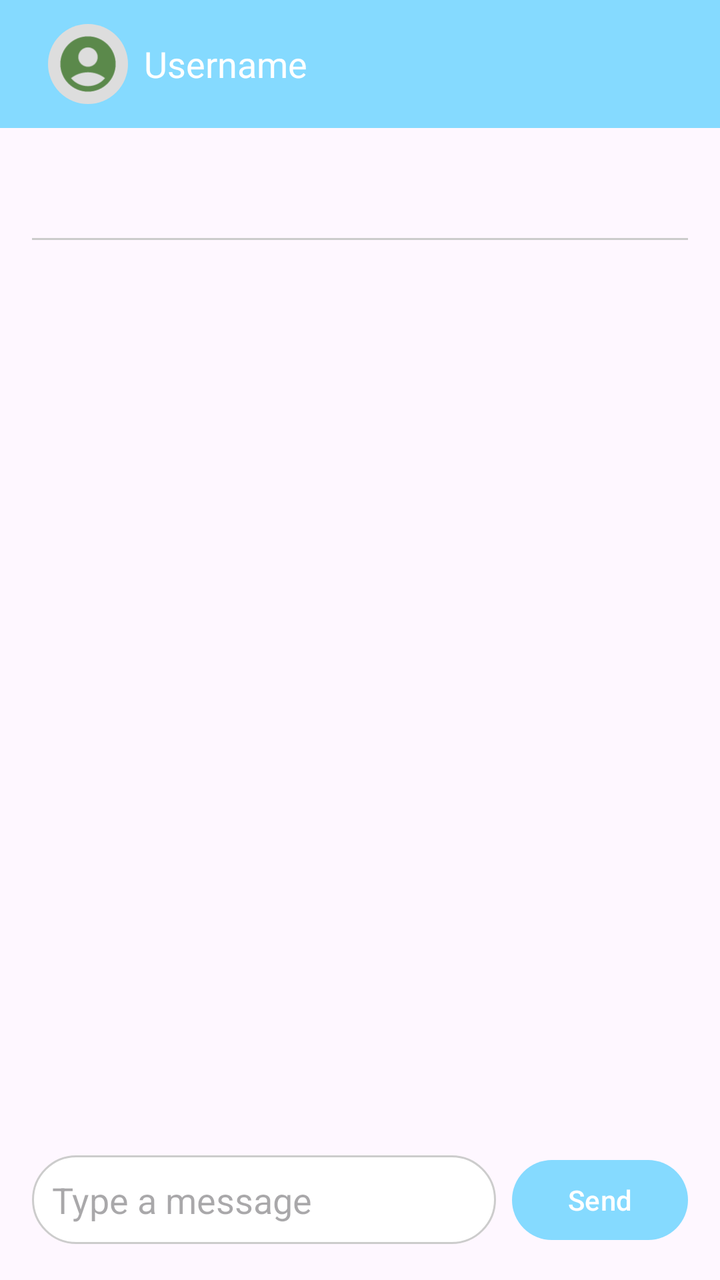
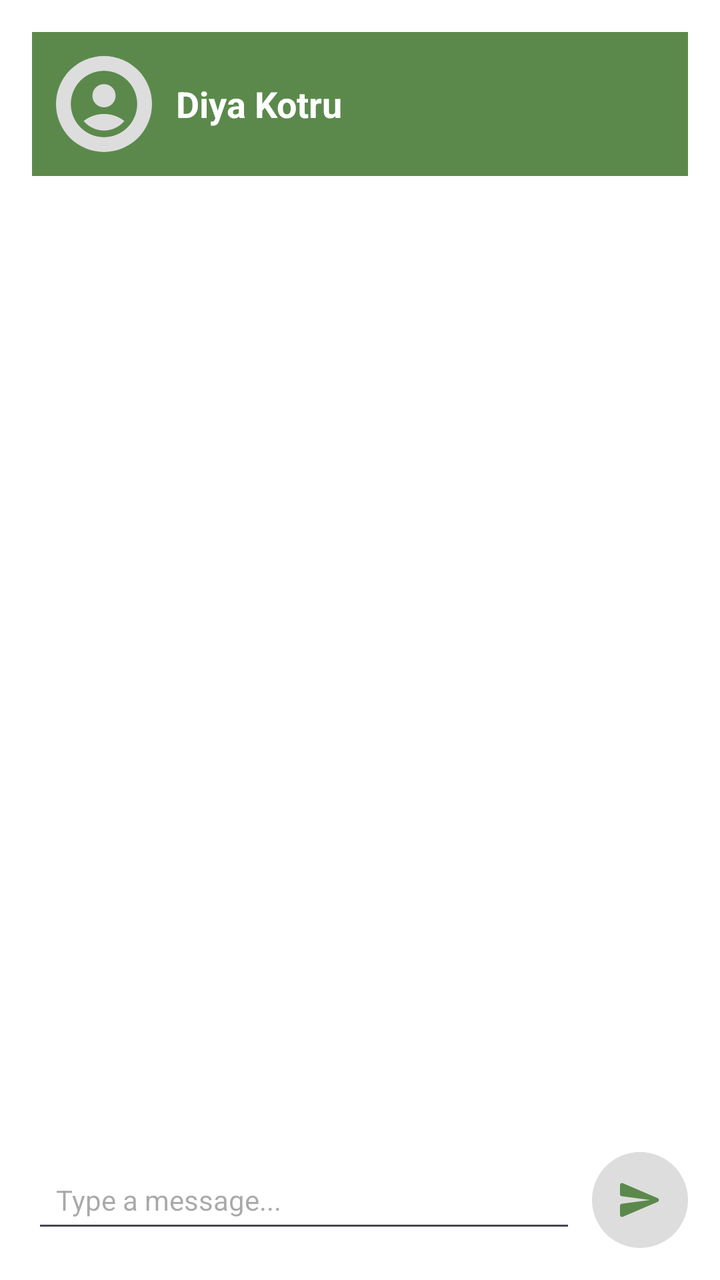

An Android layout rendered at two revisions. The XML below is the earlier revision; the diff shows what the commit changed to produce the second picture.
<!-- AndroidManifest.xml: application theme Theme.IG_Connect -->
<!-- res/layout/activity_chat.xml -->
<?xml version="1.0" encoding="utf-8"?>
<LinearLayout
    xmlns:android="http://schemas.android.com/apk/res/android"
    xmlns:app="http://schemas.android.com/apk/res-auto"
    android:orientation="vertical"
    android:layout_width="match_parent"
    android:layout_height="match_parent">

    <androidx.appcompat.widget.Toolbar
        android:id="@+id/toolbar"
        android:layout_width="match_parent"
        android:layout_height="?attr/actionBarSize"
        android:background="?attr/colorPrimary"
        app:title=""
        app:popupTheme="@style/ThemeOverlay.AppCompat.Light">

        <LinearLayout
            android:layout_width="wrap_content"
            android:layout_height="match_parent"
            android:orientation="horizontal"
            android:gravity="center_vertical">

            <ImageView
                android:id="@+id/toolbarProfileImage"
                android:layout_width="40dp"
                android:layout_height="40dp"
                android:layout_marginStart="8dp"
                android:src="@drawable/ic_profile_placeholder"
                android:scaleType="centerCrop"
                android:background="@drawable/circle_background"/>

            <TextView
                android:id="@+id/toolbarName"
                android:layout_width="wrap_content"
                android:layout_height="wrap_content"
                android:text="Username"
                android:textColor="@android:color/white"
                android:textSize="18sp"
                android:layout_marginStart="8dp"
                android:ellipsize="end"
                android:maxLines="1"/>
        </LinearLayout>

    </androidx.appcompat.widget.Toolbar>

    
    <LinearLayout
        android:orientation="vertical"
        android:padding="16dp"
        android:layout_width="match_parent"
        android:layout_height="match_parent">

        
        <TextView
            android:id="@+id/textViewUserName"
            android:textSize="20sp"
            android:textStyle="bold"
            android:layout_width="wrap_content"
            android:layout_height="wrap_content"/>

        
        <View
            android:layout_width="match_parent"
            android:layout_height="1dp"
            android:background="#CCCCCC"
            android:layout_marginTop="12dp"
            android:layout_marginBottom="12dp"/>

        
        <androidx.recyclerview.widget.RecyclerView
            android:id="@+id/recyclerViewMessages"
            android:layout_width="match_parent"
            android:layout_height="0dp"
            android:layout_weight="1"/>

        
        <LinearLayout
            android:layout_width="match_parent"
            android:layout_height="wrap_content"
            android:orientation="horizontal"
            android:paddingTop="8dp"
            android:gravity="center_vertical">

            <EditText
                android:id="@+id/editTextMessage"
                android:layout_width="0dp"
                android:layout_height="wrap_content"
                android:layout_weight="1"
                android:hint="Type a message"
                android:background="@drawable/edittext_background"
                android:padding="10dp"/>

            <Button
                android:id="@+id/buttonSend"
                android:layout_width="wrap_content"
                android:layout_height="wrap_content"
                android:text="Send"
                android:layout_marginStart="8dp"/>
        </LinearLayout>

    </LinearLayout>

</LinearLayout>
<!-- resources referenced by this layout -->
<resources>
  <!-- drawable circle_background (drawable) -->
  <shape xmlns:android="http://schemas.android.com/apk/res/android"
      android:shape="oval">
      <solid android:color="#DDDDDD"/>
  </shape>
  <!-- drawable edittext_background (drawable) -->
  <?xml version="1.0" encoding="utf-8"?>
  <shape xmlns:android="http://schemas.android.com/apk/res/android"
      android:shape="rectangle">
      <solid android:color="#FFFFFF" />
      <corners android:radius="24dp"/>
      <stroke android:width="1dp" android:color="#CCCCCC"/>
  </shape>
  <!-- drawable ic_profile_placeholder (drawable) -->
  <vector xmlns:android="http://schemas.android.com/apk/res/android"
      android:width="108dp"
      android:height="108dp"
      android:viewportWidth="24"
      android:viewportHeight="24"
      android:tint="#5B894B">
  
      <group
          android:scaleX="0.8294"
          android:scaleY="0.8294"
          android:translateX="2.0472"
          android:translateY="2.0472">
          <path
              android:fillColor="@android:color/white"
              android:pathData="M12,2C6.48,2 2,6.48 2,12s4.48,10 10,10s10,-4.48 10,-10S17.52,2 12,2zM12,6c1.93,0 3.5,1.57 3.5,3.5S13.93,13 12,13s-3.5,-1.57 -3.5,-3.5S10.07,6 12,6zM12,20c-2.03,0 -4.43,-0.82 -6.14,-2.88C7.55,15.8 9.68,15 12,15s4.45,0.8 6.14,2.12C16.43,19.18 14.03,20 12,20z"/>
      </group>
  </vector>
  <style name="Theme.IG_Connect" parent="Base.Theme.IG_Connect" />
  <style name="Base.Theme.IG_Connect" parent="Theme.Material3.Light.NoActionBar">
          <item name="colorPrimary">@color/blue</item>
          <item name="colorPrimaryVariant">@color/blue</item>
          <item name="android:statusBarColor">@color/blue</item>
      </style>
  <color name="blue">#85DAFF</color>
</resources>

<!-- the commit's change to res/layout/activity_chat.xml (unified diff, before → after) -->
@@ -1,103 +1,89 @@
 <?xml version="1.0" encoding="utf-8"?>
 <LinearLayout
     xmlns:android="http://schemas.android.com/apk/res/android"
-    xmlns:app="http://schemas.android.com/apk/res-auto"
+    android:layout_width="match_parent"
+    android:layout_height="match_parent"
     android:orientation="vertical"
-    android:layout_width="match_parent"
-    android:layout_height="match_parent">
-
-    <androidx.appcompat.widget.Toolbar
-        android:id="@+id/toolbar"
-        android:layout_width="match_parent"
-        android:layout_height="?attr/actionBarSize"
-        android:background="?attr/colorPrimary"
-        app:title=""
-        app:popupTheme="@style/ThemeOverlay.AppCompat.Light">
-
-        <LinearLayout
-            android:layout_width="wrap_content"
-            android:layout_height="match_parent"
-            android:orientation="horizontal"
-            android:gravity="center_vertical">
-
-            <ImageView
-                android:id="@+id/toolbarProfileImage"
-                android:layout_width="40dp"
-                android:layout_height="40dp"
-                android:layout_marginStart="8dp"
-                android:src="@drawable/ic_profile_placeholder"
-                android:scaleType="centerCrop"
-                android:background="@drawable/circle_background"/>
-
-            <TextView
-                android:id="@+id/toolbarName"
-                android:layout_width="wrap_content"
-                android:layout_height="wrap_content"
-                android:text="Username"
-                android:textColor="@android:color/white"
-                android:textSize="18sp"
-                android:layout_marginStart="8dp"
-                android:ellipsize="end"
-                android:maxLines="1"/>
-        </LinearLayout>
-
-    </androidx.appcompat.widget.Toolbar>
+    android:padding="16dp"
+    android:background="@android:color/white">
 
     
     <LinearLayout
-        android:orientation="vertical"
-        android:padding="16dp"
         android:layout_width="match_parent"
-        android:layout_height="match_parent">
+        android:layout_height="wrap_content"
+        android:orientation="horizontal"
+        android:gravity="center_vertical"
+        android:paddingBottom="12dp"
+        android:background="@color/custom_green"
+        android:padding="12dp">
+
+        
+        <ImageView
+            android:id="@+id/profileImageChat"
+            android:layout_width="48dp"
+            android:layout_height="48dp"
+            android:layout_marginEnd="12dp"
+            android:scaleType="centerCrop"
+            android:src="@drawable/ic_profile_placeholder"
+            android:contentDescription="User Profile Image"
+            android:background="@drawable/circle_background"/>
 
         
         <TextView
-            android:id="@+id/textViewUserName"
-            android:textSize="20sp"
+            android:id="@+id/chatHeader"
+            android:layout_width="wrap_content"
+            android:layout_height="wrap_content"
+            android:text="Diya Kotru"
+            android:textSize="18sp"
+            android:textColor="@android:color/white"
             android:textStyle="bold"
-            android:layout_width="wrap_content"
-            android:layout_height="wrap_content"/>
+            android:layout_gravity="center_vertical"/>
+    </LinearLayout>
+
+    
+    <androidx.recyclerview.widget.RecyclerView
+        android:id="@+id/recyclerViewMessages"
+        android:layout_width="match_parent"
+        android:layout_height="0dp"
+        android:layout_marginBottom="8dp"
+        android:layout_weight="1"
+        android:paddingTop="8dp"/>
+
+    
+    <LinearLayout
+        android:layout_width="match_parent"
+        android:layout_height="wrap_content"
+        android:orientation="horizontal"
+        android:gravity="center_vertical"
+        android:paddingTop="8dp"
+        android:background="@android:color/white">
 
         
-        <View
-            android:layout_width="match_parent"
-            android:layout_height="1dp"
-            android:background="#CCCCCC"
-            android:layout_marginTop="12dp"
-            android:layout_marginBottom="12dp"/>
+        <EditText
+            android:id="@+id/messageInput"
+            android:layout_width="0dp"
+            android:layout_height="wrap_content"
+            android:layout_weight="1"
+            android:hint="Type a message..."
+            android:padding="12dp"
+            android:textColor="#000000"
+            android:inputType="text"
+            android:maxLines="1"
+            android:textSize="14sp"
+            android:lineSpacingExtra="4dp"/>
 
         
-        <androidx.recyclerview.widget.RecyclerView
-            android:id="@+id/recyclerViewMessages"
-            android:layout_width="match_parent"
-            android:layout_height="0dp"
-            android:layout_weight="1"/>
-
-        
-        <LinearLayout
-            android:layout_width="match_parent"
-            android:layout_height="wrap_content"
-            android:orientation="horizontal"
-            android:paddingTop="8dp"
-            android:gravity="center_vertical">
-
-            <EditText
-                android:id="@+id/editTextMessage"
-                android:layout_width="0dp"
-                android:layout_height="wrap_content"
-                android:layout_weight="1"
-                android:hint="Type a message"
-                android:background="@drawable/edittext_background"
-                android:padding="10dp"/>
-
-            <Button
-                android:id="@+id/buttonSend"
-                android:layout_width="wrap_content"
-                android:layout_height="wrap_content"
-                android:text="Send"
-                android:layout_marginStart="8dp"/>
-        </LinearLayout>
-
+        <ImageView
+            android:id="@+id/sendButton"
+            android:layout_width="48dp"
+            android:layout_height="48dp"
+            android:src="@drawable/ic_send"
+            android:layout_marginStart="8dp"
+            android:clickable="true"
+            android:focusable="true"
+            android:contentDescription="Send Message"
+            android:background="@drawable/circle_background"
+            android:padding="12dp"/>
     </LinearLayout>
 
 </LinearLayout>
<!-- resource entries referenced after the edit -->
@@ -1,17 +1,10 @@
 <!-- resources referenced by this layout -->
 <resources>
+  <color name="custom_green">#5b894b</color>
   <!-- drawable circle_background (drawable) -->
   <shape xmlns:android="http://schemas.android.com/apk/res/android"
       android:shape="oval">
       <solid android:color="#DDDDDD"/>
-  </shape>
-  <!-- drawable edittext_background (drawable) -->
-  <?xml version="1.0" encoding="utf-8"?>
-  <shape xmlns:android="http://schemas.android.com/apk/res/android"
-      android:shape="rectangle">
-      <solid android:color="#FFFFFF" />
-      <corners android:radius="24dp"/>
-      <stroke android:width="1dp" android:color="#CCCCCC"/>
   </shape>
   <!-- drawable ic_profile_placeholder (drawable) -->
   <vector xmlns:android="http://schemas.android.com/apk/res/android"
@@ -31,6 +24,12 @@
               android:pathData="M12,2C6.48,2 2,6.48 2,12s4.48,10 10,10s10,-4.48 10,-10S17.52,2 12,2zM12,6c1.93,0 3.5,1.57 3.5,3.5S13.93,13 12,13s-3.5,-1.57 -3.5,-3.5S10.07,6 12,6zM12,20c-2.03,0 -4.43,-0.82 -6.14,-2.88C7.55,15.8 9.68,15 12,15s4.45,0.8 6.14,2.12C16.43,19.18 14.03,20 12,20z"/>
       </group>
   </vector>
+  <!-- drawable ic_send (drawable) -->
+  <vector xmlns:android="http://schemas.android.com/apk/res/android" android:autoMirrored="true" android:height="24dp" android:tint="#5B894B" android:viewportHeight="24" android:viewportWidth="24" android:width="24dp">
+  
+      <path android:fillColor="@android:color/white" android:pathData="M3.4,20.4l17.45,-7.48c0.81,-0.35 0.81,-1.49 0,-1.84L3.4,3.6c-0.66,-0.29 -1.39,0.2 -1.39,0.91L2,9.12c0,0.5 0.37,0.93 0.87,0.99L17,12 2.87,13.88c-0.5,0.07 -0.87,0.5 -0.87,1l0.01,4.61c0,0.71 0.73,1.2 1.39,0.91z"/>
+  
+  </vector>
   <style name="Theme.IG_Connect" parent="Base.Theme.IG_Connect" />
   <style name="Base.Theme.IG_Connect" parent="Theme.Material3.Light.NoActionBar">
           <item name="colorPrimary">@color/blue</item>
